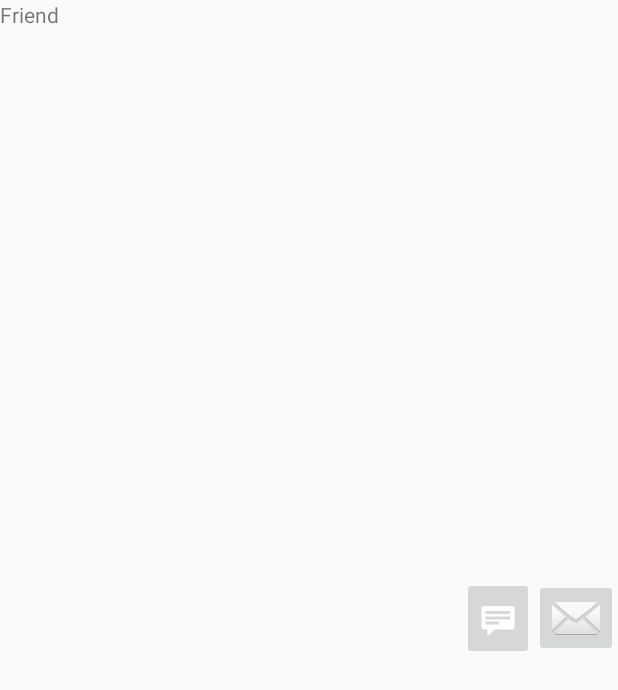
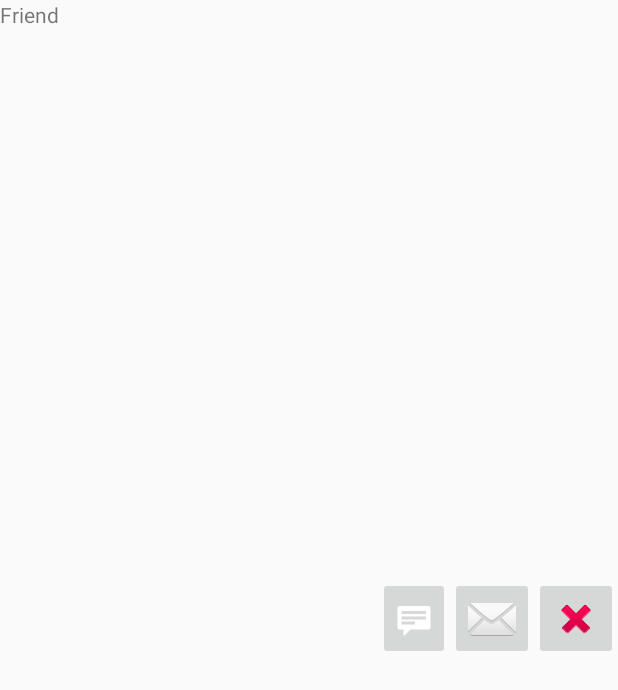
Before and after one commit to Dis-Place/sdp2022, an Android app: the layout friend.xml on its own in the app's theme, with its tools: preview values and no code run, on a phone screen of 412 x 824 dp. Shown: the top 690 px of the screen. Run offline under Robolectric (Android 15) with nearby library versions, the phone set to English and light mode, and no system bars.

Commit message:
added remove friend button

```diff
--- a/app/src/main/java/com/github/displace/sdp2022/profile/friends/FriendViewHolder.kt
+++ b/app/src/main/java/com/github/displace/sdp2022/profile/friends/FriendViewHolder.kt
@@ -4,6 +4,7 @@ import android.content.Intent
 import android.view.View
 import android.widget.ImageButton
 import android.widget.TextView
+import android.widget.Toast
 import androidx.recyclerview.widget.RecyclerView
 import com.github.displace.sdp2022.MyApplication
 import com.github.displace.sdp2022.R
@@ -17,6 +18,7 @@ class FriendViewHolder(itemview: View) : RecyclerView.ViewHolder(itemview) {
     val friendNameView: TextView = itemView.findViewById(R.id.friendName)
     val messageButton: ImageButton = itemView.findViewById(R.id.messageButton)
     val inviteButton: ImageButton = itemView.findViewById(R.id.inviteButton)
+    val removeFriendButton: ImageButton = itemView.findViewById(R.id.removeFriendButton)
 
     lateinit var friend: PartialUser
     var tapUser : Boolean = false
@@ -58,5 +60,9 @@ class FriendViewHolder(itemview: View) : RecyclerView.ViewHolder(itemview) {
             v.context.startActivity(intent)
         }
 
+        removeFriendButton.setOnClickListener { v ->
+            Toast.makeText(removeFriendButton.context,"REMOVE FRIEND ${friend.username}", Toast.LENGTH_LONG).show()
+        }
+
     }
 }
--- a/app/src/main/res/layout/friend.xml
+++ b/app/src/main/res/layout/friend.xml
@@ -34,12 +34,22 @@
         <ImageButton
             android:id="@+id/inviteButton"
             android:layout_width="wrap_content"
-            android:layout_height="wrap_content"
+            android:layout_height="55dp"
+            android:contentDescription="message"
+            app:layout_constraintBottom_toBottomOf="parent"
+            app:layout_constraintEnd_toStartOf="@+id/removeFriendButton"
+            app:layout_constraintTop_toTopOf="parent"
+            app:srcCompat="@android:drawable/ic_dialog_email" />
+
+        <ImageButton
+            android:id="@+id/removeFriendButton"
+            android:layout_width="wrap_content"
+            android:layout_height="55dp"
             android:contentDescription="invite"
             app:layout_constraintBottom_toBottomOf="parent"
             app:layout_constraintEnd_toEndOf="parent"
             app:layout_constraintTop_toTopOf="parent"
-            app:srcCompat="@android:drawable/ic_dialog_email" />
+            app:srcCompat="@android:drawable/ic_delete" />
     </androidx.constraintlayout.widget.ConstraintLayout>
 
 </RelativeLayout>
```
Also changed, not shown: app/src/main/java/com/github/displace/sdp2022/profile/ProfileUtils.kt (+27 -0 lines).
